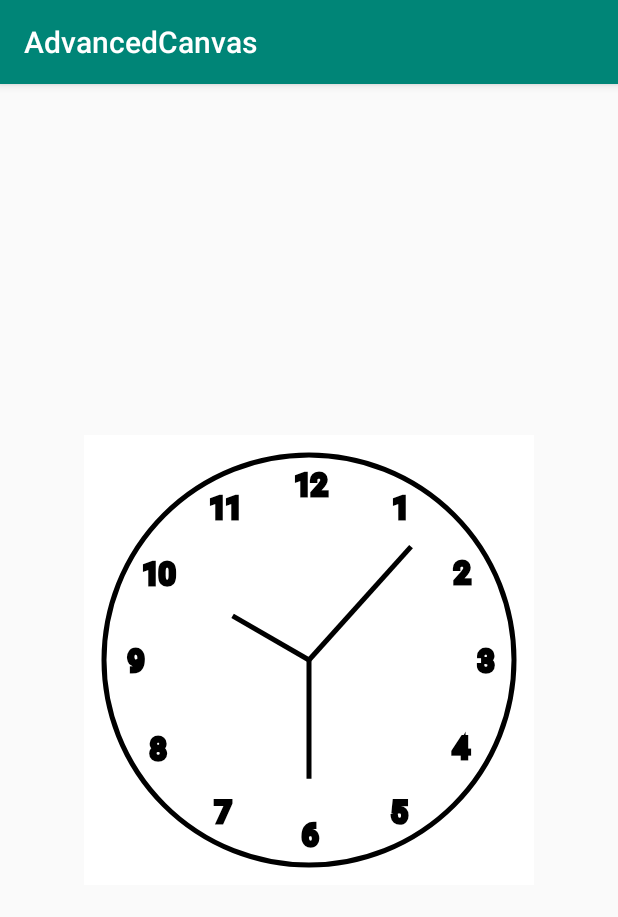
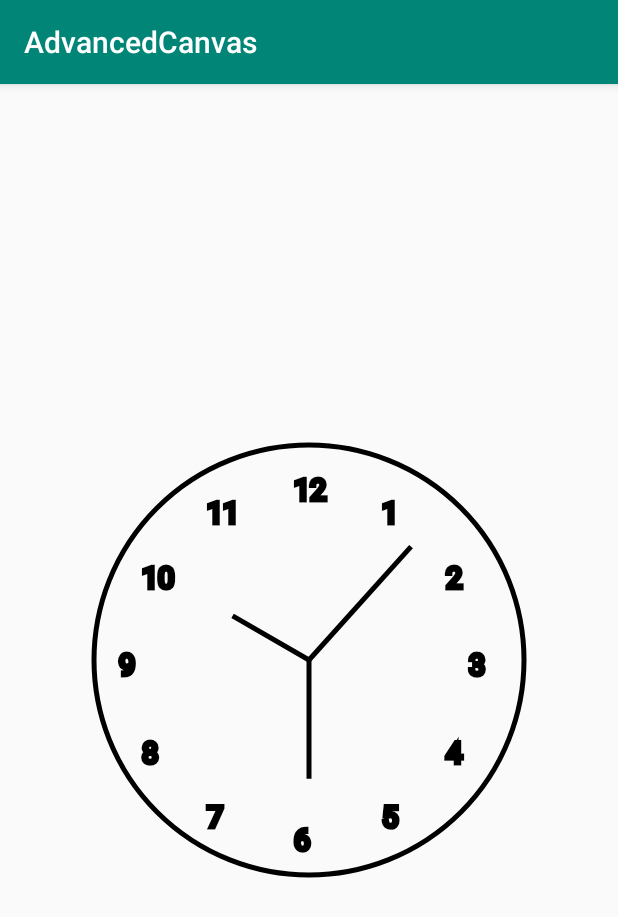
Before and after one commit to Mura75/CanvasClockApp, an Android app: the screen it shows after launch (MainActivity), on a phone screen of 412 x 824 dp. Shown: the top 917 px of the screen. Run offline under Robolectric (Android 15) with nearby library versions, the phone set to English and light mode, and no system bars.

Commit message:
Clock view optimized.

```diff
--- a/app/src/main/java/com/mobile/advancedcanvas/MyClockView.kt
+++ b/app/src/main/java/com/mobile/advancedcanvas/MyClockView.kt
@@ -6,9 +6,11 @@ import android.graphics.Color
 import android.graphics.Paint
 import android.graphics.Rect
 import android.util.AttributeSet
+import android.util.Log
 import android.util.TypedValue
 import android.view.View
 import java.util.*
+import kotlin.collections.HashMap
 
 class MyClockView : View {
 
@@ -18,11 +20,14 @@ class MyClockView : View {
         SECOND(3)
     }
 
-    private lateinit var paint: Paint
+    private val paint: Paint = Paint()
     private var radius = 0f
     private var fontSize = 0f
 
     private var numbers = intArrayOf(1, 2, 3, 4, 5, 6, 7, 8, 9, 10, 11, 12)
+
+    private var numbersPositionsX = FloatArray(numbers.size)
+    private var numbersPositionsY = FloatArray(numbers.size)
 
     private var rect = Rect()
 
@@ -35,52 +40,58 @@ class MyClockView : View {
 
     constructor(context: Context?, attrs: AttributeSet?) : super(context, attrs)
 
-    override fun onDraw(canvas: Canvas) {
-        super.onDraw(canvas)
-        init()
-
-        canvas.drawColor(Color.WHITE)
-        drawCircle(canvas)
-        drawNumber(canvas)
-        drawArrows(canvas)
-
-        postInvalidateDelayed(500)
-        invalidate()
-    }
-
-    private fun init() {
+    init {
         fontSize = TypedValue.applyDimension(
             TypedValue.COMPLEX_UNIT_SP,
             19f,
             resources.displayMetrics
         )
+    }
+
+    override fun onLayout(changed: Boolean, left: Int, top: Int, right: Int, bottom: Int) {
+        super.onLayout(changed, left, top, right, bottom)
+
+        paint.setColor(Color.BLACK)
+        paint.strokeWidth = 5f
+        paint.style = Paint.Style.STROKE
+
         val min = Math.min(height, width).toFloat()
         radius = min / 2 - 50
-        paint = Paint()
         arrowTruncation = min / 20
         hourArrowTruncation = min / 7
+
+        paint.textSize = fontSize
+        numbers.forEachIndexed { index, number ->
+            val angle = Math.PI / 6 * (number - 3)
+            val x = (width / 2 + Math.cos(angle) * radius - rect.width() / 2).toFloat() - 15
+            val y = (height / 2 + Math.sin(angle) * radius + rect.height() / 2).toFloat() + 15
+            numbersPositionsX[index] = x
+            numbersPositionsY[index] = y
+        }
+    }
+
+    override fun onDraw(canvas: Canvas) {
+        super.onDraw(canvas)
+        drawCircle(canvas)
+        drawNumber(canvas)
+        drawArrows(canvas)
+        postInvalidateDelayed(500)
     }
 
     private fun drawCircle(canvas: Canvas) {
-        paint.reset()
-        paint.setColor(Color.BLACK)
-        paint.strokeWidth = 5f
-        paint.style = Paint.Style.STROKE
         canvas.drawCircle(
             (width / 2).toFloat(),
             (height / 2).toFloat(),
-            radius + padding - 10,
+            radius + padding - 0,
             paint
         )
     }
 
     private fun drawNumber(canvas: Canvas) {
-        paint.textSize = fontSize
-        numbers.forEach { number ->
+        numbers.forEachIndexed { index, number ->
             paint.getTextBounds(number.toString(), 0, number.toString().length, rect)
-            val angle = Math.PI / 6 * (number - 3)
-            val x = (width / 2 + Math.cos(angle) * radius - rect.width() / 2).toFloat()
-            val y = (height / 2 + Math.sin(angle) * radius + rect.height() / 2).toFloat()
+            val x = numbersPositionsX[index]
+            val y = numbersPositionsY[index]
             canvas.drawText(number.toString(), x, y, paint)
         }
     }
```
